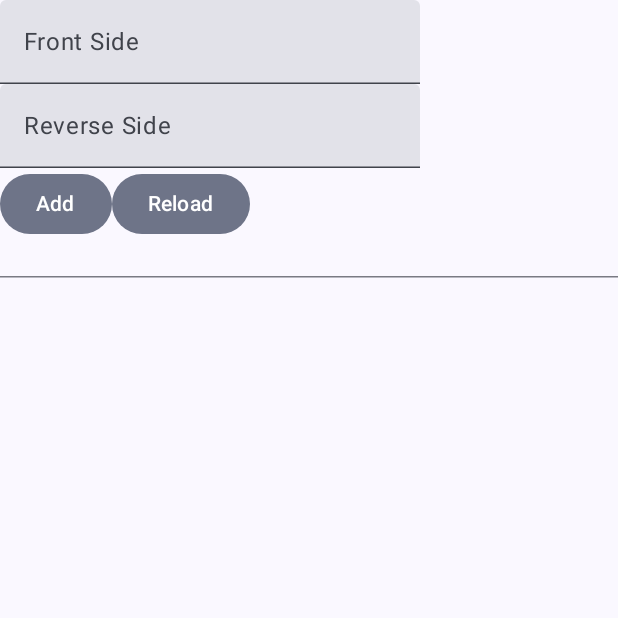
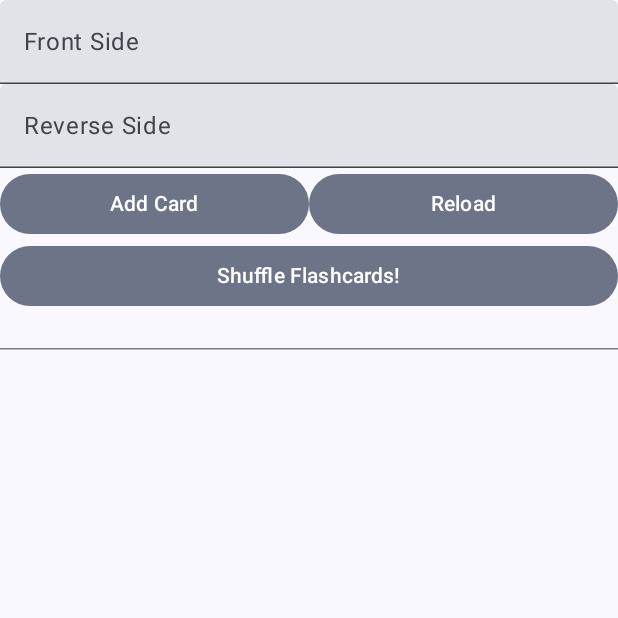
Before and after one commit to Necro2772/FlashcardAndroid, an Android app built with Jetpack Compose: the screen it shows after launch (MainActivity), on a phone screen of 412 x 824 dp, the top half of it. Run offline under Robolectric (Android 15) with nearby library versions, the phone set to English and light mode, and no system bars; our stand-ins replace Room's generated code.

Commit message:
added navigation to a second view which retrieves flashcard list

```diff
--- a/app/src/main/java/com/example/flashcardandroid/AppViewModelProvider.kt
+++ b/app/src/main/java/com/example/flashcardandroid/AppViewModelProvider.kt
@@ -1,6 +1,7 @@
 package com.example.flashcardandroid
 
 import androidx.lifecycle.ViewModelProvider
+import androidx.lifecycle.createSavedStateHandle
 import androidx.lifecycle.viewmodel.CreationExtras
 import androidx.lifecycle.viewmodel.initializer
 import androidx.lifecycle.viewmodel.viewModelFactory
@@ -9,6 +10,9 @@ object AppViewModelProvider {
     val Factory = viewModelFactory {
         initializer {
             FlashcardInputViewModel(flashcardApplication().container.flashcardsRepository)
+        }
+        initializer {
+            FlashcardViewModel(this.createSavedStateHandle(), flashcardApplication().container.flashcardsRepository)
         }
     }
 }
--- a/app/src/main/java/com/example/flashcardandroid/FlashcardInputScreen.kt
+++ b/app/src/main/java/com/example/flashcardandroid/FlashcardInputScreen.kt
@@ -1,5 +1,6 @@
 package com.example.flashcardandroid
 
+import android.os.Bundle
 import androidx.compose.foundation.clickable
 import androidx.compose.foundation.layout.Column
 import androidx.compose.foundation.layout.Row
@@ -7,7 +8,10 @@ import androidx.compose.foundation.layout.calculateEndPadding
 import androidx.compose.foundation.layout.calculateStartPadding
 import androidx.compose.foundation.layout.fillMaxSize
 import androidx.compose.foundation.layout.fillMaxWidth
+import androidx.compose.foundation.layout.imePadding
+import androidx.compose.foundation.layout.navigationBarsPadding
 import androidx.compose.foundation.layout.padding
+import androidx.compose.foundation.layout.safeContentPadding
 import androidx.compose.foundation.lazy.LazyColumn
 import androidx.compose.foundation.lazy.items
 import androidx.compose.material3.FilledTonalButton
@@ -16,6 +20,7 @@ import androidx.compose.material3.Scaffold
 import androidx.compose.material3.Text
 import androidx.compose.material3.TextField
 import androidx.compose.runtime.Composable
+import androidx.compose.runtime.key
 import androidx.compose.runtime.mutableStateListOf
 import androidx.compose.runtime.rememberCoroutineScope
 import androidx.compose.ui.Alignment
@@ -24,22 +29,37 @@ import androidx.compose.ui.platform.LocalLayoutDirection
 import androidx.compose.ui.text.style.TextAlign
 import androidx.compose.ui.tooling.preview.Preview
 import androidx.lifecycle.viewmodel.compose.viewModel
+import com.example.flashcardandroid.navigation.Flashcards
+import com.example.flashcardandroid.navigation.NavigationDestination
 import kotlinx.coroutines.launch
 
+object FlashcardInputDestination: NavigationDestination {
+    override val route = "flashcard_input"
+    override val titleRes = R.string.flashcard_input_title
+}
 
 @Composable
-fun FlashcardInputScreen(viewModel: FlashcardInputViewModel = viewModel(factory = AppViewModelProvider.Factory)) {
+fun FlashcardInputScreen(
+    navigateToFlashcardView: (List<Int>) -> Unit,
+    modifier: Modifier = Modifier,
+    viewModel: FlashcardInputViewModel = viewModel(factory = AppViewModelProvider.Factory)
+) {
     val coroutineScope = rememberCoroutineScope()
     Scaffold {
         innerPadding ->
-        FlashcardInputBody(modifier = Modifier.padding(
-            start = innerPadding.calculateStartPadding(LocalLayoutDirection.current),
-            top = innerPadding.calculateTopPadding(),
-            end = innerPadding.calculateEndPadding(LocalLayoutDirection.current)
-        ).fillMaxWidth(),
+        FlashcardInputBody(modifier = modifier
+            .padding(
+                start = innerPadding.calculateStartPadding(LocalLayoutDirection.current),
+                top = innerPadding.calculateTopPadding(),
+                end = innerPadding.calculateEndPadding(LocalLayoutDirection.current)
+            )
+            .navigationBarsPadding()
+            .fillMaxWidth()
+            .safeContentPadding()
+            .imePadding(),
             viewModel.flashcardUiState.flashcardDetails,
             viewModel::updateUiState,
-            flashcards = viewModel.flashcardList,
+            flashcards = viewModel.flashcardList.reversed(),
             onSave = {
                 coroutineScope.launch {
                     viewModel.saveCard()
@@ -59,7 +79,8 @@ fun FlashcardInputScreen(viewModel: FlashcardInputViewModel = viewModel(factory
                 coroutineScope.launch {
                     viewModel.deleteCard()
                 }
-            }
+            },
+            navigateToFlashcardView = { navigateToFlashcardView(viewModel.getShuffledCards()) }
         )
     }
 }
@@ -73,23 +94,50 @@ private fun FlashcardInputBody(
     onSave: () -> Unit = {},
     onLoad: () -> Unit = {},
     onRemove: () -> Unit = {},
-    onEdit: () -> Unit = {}
+    onEdit: () -> Unit = {},
+    navigateToFlashcardView: () -> Unit = {}
 ) {
     Column (modifier = modifier) {
         InputFlashcard(flashcardDetails, onValueChange)
 
         if (flashcardDetails.uid == 0) {
             Row {
-                FilledTonalButton( onClick = { onSave() }) { Text("Add") }
-                FilledTonalButton( onClick = { onLoad() }) { Text("Reload") }
+                FilledTonalButton(
+                    onClick = { onSave() },
+                    Modifier.weight(0.5F)
+                ) {
+                    Text("Add Card")
+                }
+                FilledTonalButton(
+                    onClick = { onLoad() },
+                    Modifier.weight(0.5F)
+                ) {
+                    Text("Reload")
+                }
             }
         } else {
             Row {
-                FilledTonalButton( onClick = { onRemove() }) { Text("Remove") }
-                FilledTonalButton( onClick = { onEdit() }) { Text("Edit") }
-                FilledTonalButton( onClick = { onValueChange(FlashcardDetails()) }) { Text("Clear") }
+                FilledTonalButton(
+                    onClick = { onEdit() },
+                    Modifier.weight(0.4F)
+                ) {
+                    Text("Confirm Changes")
+                }
+                FilledTonalButton(
+                    onClick = { onRemove() },
+                    Modifier.weight(0.3F)
+                ) {
+                    Text("Remove Card")
+                }
+                FilledTonalButton(
+                    onClick = { onValueChange(FlashcardDetails()) },
+                    Modifier.weight(0.3F)
+                ) {
+                    Text("Back")
+                }
             }
         }
+        FilledTonalButton( onClick = { navigateToFlashcardView() }, Modifier.fillMaxWidth()) { Text("Shuffle Flashcards!") }
         FlashcardList(flashcards, onClick = { current -> onValueChange(current)})
     }
 }
@@ -100,12 +148,14 @@ private fun InputFlashcard(flashcardDetails: FlashcardDetails, onValueChange: (F
         TextField(
             value = flashcardDetails.frontText,
             onValueChange = { onValueChange(flashcardDetails.copy(frontText = it)) },
-            label = { Text("Front Side") }
+            label = { Text("Front Side") },
+            modifier =  Modifier.fillMaxWidth()
         )
         TextField(
             value = flashcardDetails.backText,
             onValueChange = { onValueChange(flashcardDetails.copy(backText = it)) },
-            label = { Text("Reverse Side") }
+            label = { Text("Reverse Side")},
+            modifier = Modifier.fillMaxWidth()
         )
     }
 }
--- a/app/src/main/java/com/example/flashcardandroid/MainActivity.kt
+++ b/app/src/main/java/com/example/flashcardandroid/MainActivity.kt
@@ -8,6 +8,8 @@ import androidx.compose.foundation.layout.fillMaxSize
 import androidx.compose.foundation.layout.padding
 import androidx.compose.material3.Scaffold
 import androidx.compose.ui.Modifier
+import androidx.navigation.compose.rememberNavController
+import com.example.flashcardandroid.navigation.FlashcardNavHost
 import com.example.flashcardandroid.ui.theme.FlashcardAndroidTheme
 
 class MainActivity : ComponentActivity() {
@@ -16,8 +18,9 @@ class MainActivity : ComponentActivity() {
         enableEdgeToEdge()
 
         setContent {
+            val navController = rememberNavController()
             FlashcardAndroidTheme {
-                FlashcardInputScreen()
+                FlashcardNavHost(navController)
             }
         }
     }
--- a/app/src/main/java/com/example/flashcardandroid/data/FlashcardDatabase.kt
+++ b/app/src/main/java/com/example/flashcardandroid/data/FlashcardDatabase.kt
@@ -1,13 +1,10 @@
 package com.example.flashcardandroid.data
 
 import android.content.Context
-import androidx.room.ColumnInfo
 import androidx.room.Dao
 import androidx.room.Database
 import androidx.room.Delete
-import androidx.room.Entity
 import androidx.room.Insert
-import androidx.room.PrimaryKey
 import androidx.room.Query
 import androidx.room.Room
 import androidx.room.RoomDatabase
@@ -30,6 +27,9 @@ interface FlashcardDao {
 //            "WHERE tag IN (:include) " +
 //            "GROUP BY flashcard.uid")
 //    fun getByTag(include: List<String>, exclude: List<String>): Flow<List<Flashcard>>
+
+    @Query("SELECT * FROM flashcards WHERE uid IN (:cards)")
+    fun getByIds(cards: List<Int>): Flow<List<Flashcard>>
 
     @Insert
     suspend fun insert(card: Flashcard)
--- a/app/src/main/java/com/example/flashcardandroid/data/FlashcardsRepository.kt
+++ b/app/src/main/java/com/example/flashcardandroid/data/FlashcardsRepository.kt
@@ -7,6 +7,7 @@ interface FlashcardsRepository {
     fun getByText(text: String): Flow<List<Flashcard>>
     //fun getByTag(include: List<String>, exclude: List<String>): Flow<List<Flashcard>>
     suspend fun getLast(): Flow<Flashcard>
+    suspend fun getByIds(cards: List<Int>): Flow<List<Flashcard>>
     suspend fun insert(card: Flashcard)
     suspend fun delete(card: Flashcard)
     suspend fun update(card: Flashcard)
--- a/app/src/main/java/com/example/flashcardandroid/data/OfflineFlashcardsRepository.kt
+++ b/app/src/main/java/com/example/flashcardandroid/data/OfflineFlashcardsRepository.kt
@@ -11,6 +11,8 @@ class OfflineFlashcardsRepository(private val flashcardDao: FlashcardDao): Flash
 
     //override fun getByTag(include: List<String>, exclude: List<String>): Flow<List<Flashcard>> = flashcardDao.getByTag(include, exclude)
 
+    override suspend fun getByIds(cards: List<Int>) = flashcardDao.getByIds(cards)
+
     override suspend fun insert(card: Flashcard) = flashcardDao.insert(card)
 
     override suspend fun delete(card: Flashcard) = flashcardDao.delete(card)
--- /dev/null
+++ b/app/src/main/java/com/example/flashcardandroid/navigation/FlashcardNavGraph.kt
@@ -0,0 +1,35 @@
+package com.example.flashcardandroid.navigation
+
+import androidx.compose.runtime.Composable
+import androidx.compose.ui.Modifier
+import androidx.navigation.NavHostController
+import androidx.navigation.compose.NavHost
+import androidx.navigation.compose.composable
+import com.example.flashcardandroid.FlashcardInputDestination
+import com.example.flashcardandroid.FlashcardInputScreen
+import com.example.flashcardandroid.FlashcardScreen
+import kotlinx.serialization.Serializable
+
+@Serializable
+data class Flashcards(val flashcardList: List<Int>)
+
+@Composable
+fun FlashcardNavHost(
+    navController: NavHostController,
+    modifier: Modifier = Modifier
+) {
+    NavHost(
+        navController = navController,
+        startDestination = FlashcardInputDestination.route,
+        modifier = modifier
+    ) {
+        composable(route = FlashcardInputDestination.route) {
+            FlashcardInputScreen(
+                navigateToFlashcardView = {
+                        cards -> navController.navigate(Flashcards(flashcardList = cards))
+                }
+            )
+        }
+        composable<Flashcards> { FlashcardScreen( navigateBack = { navController.popBackStack() }) }
+    }
+}
--- /dev/null
+++ b/app/src/main/java/com/example/flashcardandroid/navigation/NavigationDestination.kt
@@ -0,0 +1,6 @@
+package com.example.flashcardandroid.navigation
+
+interface NavigationDestination {
+    val route: String
+    val titleRes: Int
+}
--- a/app/src/main/res/values/strings.xml
+++ b/app/src/main/res/values/strings.xml
@@ -1,3 +1,5 @@
 <resources>
-    <string name="app_name">FlashcardAndroid</string>
+    <string name="app_name">Flashcard Android</string>
+    <string name="flashcard_input_title">Flashcard List</string>
+    <string name="flashcard_title">Flashcards</string>
 </resources>
--- a/build.gradle.kts
+++ b/build.gradle.kts
@@ -4,4 +4,5 @@ plugins {
     alias(libs.plugins.android.application) apply false
     alias(libs.plugins.kotlin.android) apply false
     alias(libs.plugins.kotlin.compose) apply false
+    id("androidx.navigation.safeargs") version "2.8.6" apply false
 }
--- a/gradle/libs.versions.toml
+++ b/gradle/libs.versions.toml
@@ -9,12 +9,17 @@ kotlinxCoroutinesAndroid = "1.7.1"
 lifecycleRuntimeKtx = "2.6.1"
 activityCompose = "1.8.0"
 composeBom = "2024.04.01"
+lifecycleViewmodelCompose = "2.8.7"
+navigationSafeArgsGradlePlugin = "2.8.6"
 roomCompiler = "2.6.1"
 roomKtx = "2.2.1"
 roomRuntime = "2.6.1"
+navigationCompose = "2.8.6"
 
 [libraries]
 androidx-core-ktx = { group = "androidx.core", name = "core-ktx", version.ref = "coreKtx" }
+androidx-lifecycle-viewmodel-compose = { module = "androidx.lifecycle:lifecycle-viewmodel-compose", version.ref = "lifecycleViewmodelCompose" }
+androidx-navigation-safe-args-gradle-plugin = { module = "androidx.navigation:navigation-safe-args-gradle-plugin", version.ref = "navigationSafeArgsGradlePlugin" }
 androidx-room-compiler = { module = "androidx.room:room-compiler", version.ref = "roomCompiler" }
 androidx-room-ktx = { module = "androidx.room:room-ktx", version.ref = "roomKtx" }
 androidx-room-runtime = { module = "androidx.room:room-runtime", version.ref = "roomRuntime" }
@@ -31,6 +36,7 @@ androidx-ui-tooling-preview = { group = "androidx.compose.ui", name = "ui-toolin
 androidx-ui-test-manifest = { group = "androidx.compose.ui", name = "ui-test-manifest" }
 androidx-ui-test-junit4 = { group = "androidx.compose.ui", name = "ui-test-junit4" }
 androidx-material3 = { group = "androidx.compose.material3", name = "material3" }
+androidx-navigation-compose = { group = "androidx.navigation", name = "navigation-compose", version.ref = "navigationCompose" }
 
 [plugins]
 android-application = { id = "com.android.application", version.ref = "agp" }
```
Also changed, not shown: app/build.gradle.kts (+15 -1 lines), app/src/main/java/com/example/flashcardandroid/FlashcardInputViewModel.kt (+31 -1 lines), app/src/main/java/com/example/flashcardandroid/FlashcardScreen.kt (added, +66 -0 lines), app/src/main/java/com/example/flashcardandroid/FlashcardViewModel.kt (added, +22 -0 lines).
